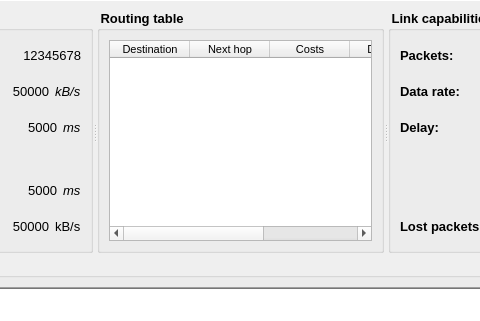
Old version of the form Homer/forms/Widgets/OverviewNetworkSimulationWidget.ui in the repository Homer-Conferencing/Homer-Conferencing; both pictures show x 885 to 1365 and y 0 to 321 of the 1523 by 513 pixel window.
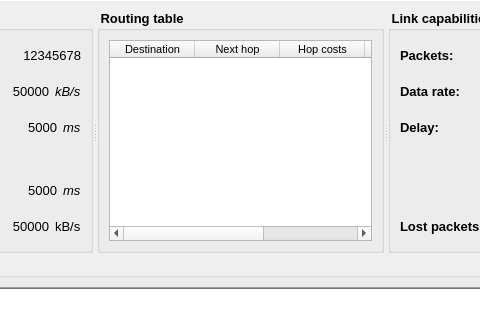
New version of the form.

Commit message: - extended simulation

```diff
--- a/Homer/forms/Widgets/OverviewNetworkSimulationWidget.ui
+++ b/Homer/forms/Widgets/OverviewNetworkSimulationWidget.ui
@@ -811,7 +811,7 @@
                <enum>QAbstractItemView::NoSelection</enum>
               </property>
               <attribute name="horizontalHeaderDefaultSectionSize">
-               <number>80</number>
+               <number>85</number>
               </attribute>
               <attribute name="horizontalHeaderMinimumSectionSize">
                <number>20</number>
@@ -825,6 +825,9 @@
               <attribute name="verticalHeaderMinimumSectionSize">
                <number>20</number>
               </attribute>
+              <attribute name="verticalHeaderStretchLastSection">
+               <bool>true</bool>
+              </attribute>
               <column>
                <property name="text">
                 <string>Destination</string>
@@ -837,7 +840,7 @@
               </column>
               <column>
                <property name="text">
-                <string>Costs</string>
+                <string>Hop costs</string>
                </property>
               </column>
               <column>
```
Left out of the diff: 3 changed lines with no effect on the pictures. The commit also changes 3 other files.
